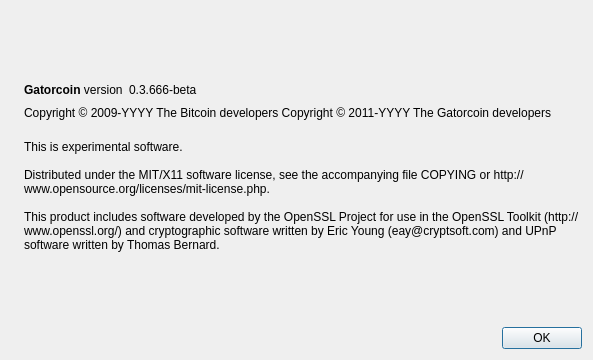
Eternity-Soap/gatorcoin, file src/qt/forms/aboutdialog.ui: the form before one commit.
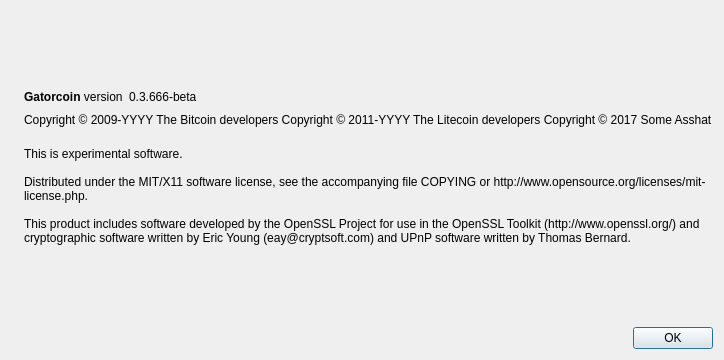
The form after the commit. Icons and pictures are not drawn.

What changed in the file:
```diff
--- a/src/qt/forms/aboutdialog.ui
+++ b/src/qt/forms/aboutdialog.ui
@@ -92,7 +92,8 @@
        </property>
        <property name="text">
         <string notr="true">Copyright &amp;copy; 2009-YYYY The Bitcoin developers
-Copyright &amp;copy; 2011-YYYY The Gatorcoin developers</string>
+Copyright &amp;copy; 2011-YYYY The Litecoin developers
+Copyright &amp;copy; 2017 Some Asshat</string>
        </property>
        <property name="textFormat">
         <enum>Qt::RichText</enum>
```
